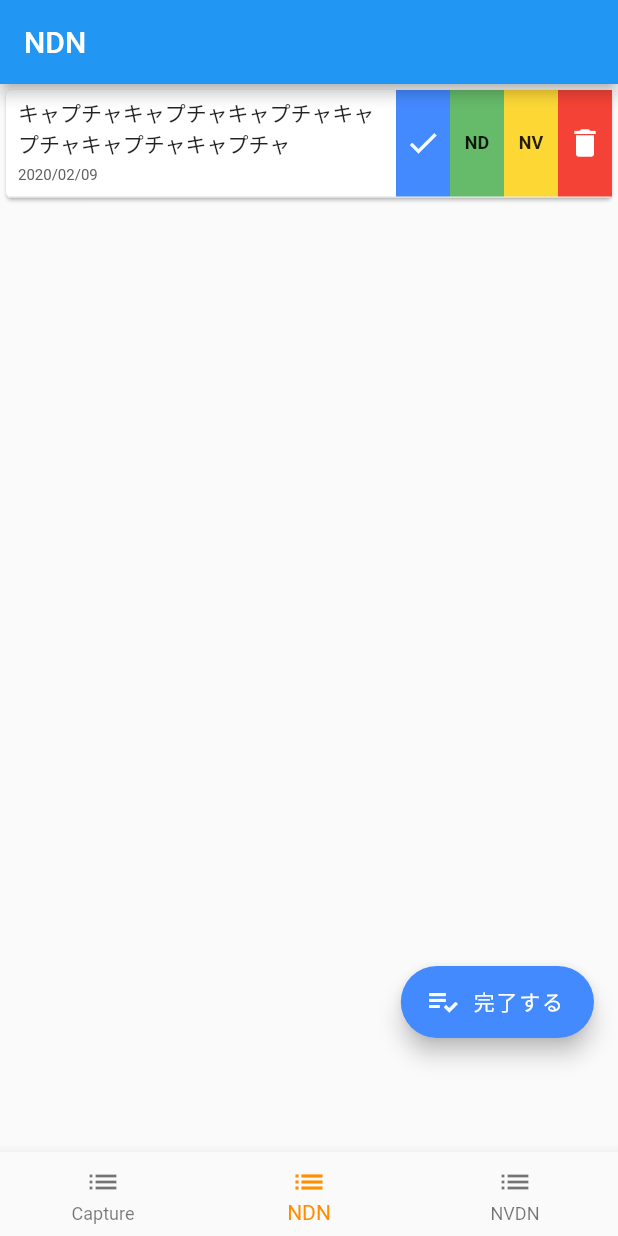
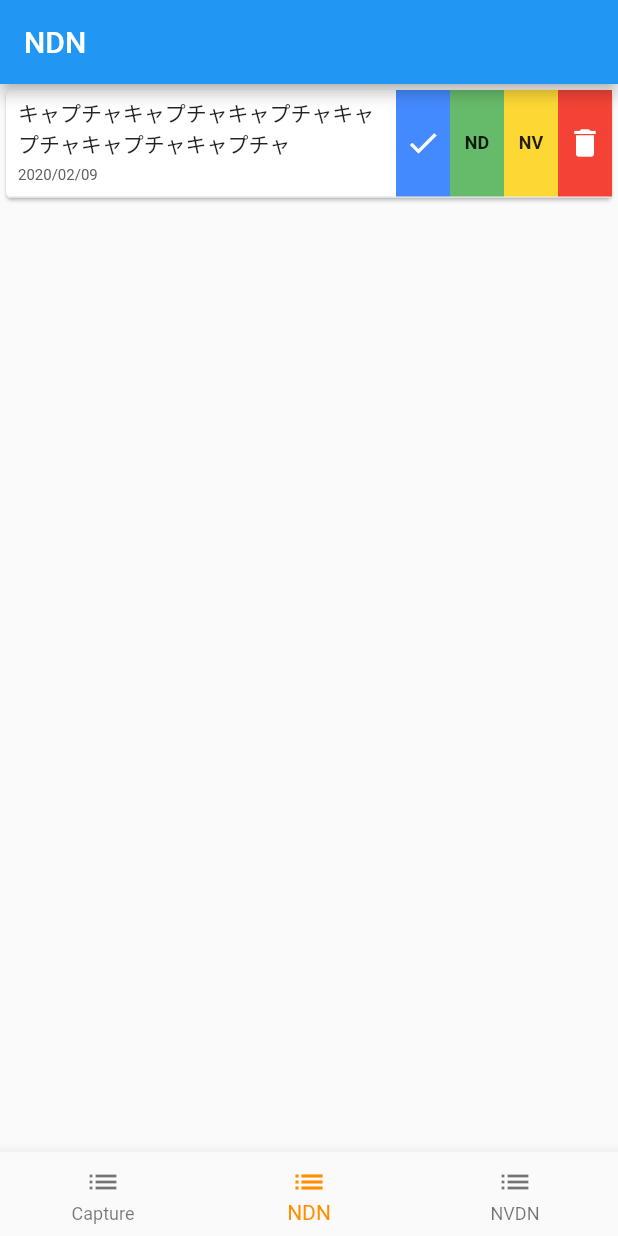
Before and after one commit to tocomi/mission-control-dart, a Flutter app: the screen it shows after launch, item 2 of the bottom bar chosen, on a phone screen of 412 x 824 dp. Run offline on Flutter 3.47's test engine with Material 2 defaults, Android fonts, the phone set to English and light mode, and no system bars.

Commit message:
feat: change display condition

```diff
--- a/lib/screens/home_screen.dart
+++ b/lib/screens/home_screen.dart
@@ -180,7 +180,7 @@ class _HomeScreenState extends State<HomeScreen> {
         onTap: _selectMenu,
         selectedItemColor: Colors.amber[800],
       ),
-      floatingActionButton: Container(
+      floatingActionButton: _selectedIndex == 0 ? Container(
         margin: EdgeInsets.only(bottom: 60.0),
         child: FloatingActionButton.extended(
           backgroundColor: Colors.blueAccent,
@@ -196,7 +196,7 @@ class _HomeScreenState extends State<HomeScreen> {
           ),
           onPressed: () {},
         ),
-      ),
+      ) : Container(),
     );
   }
 }
```
